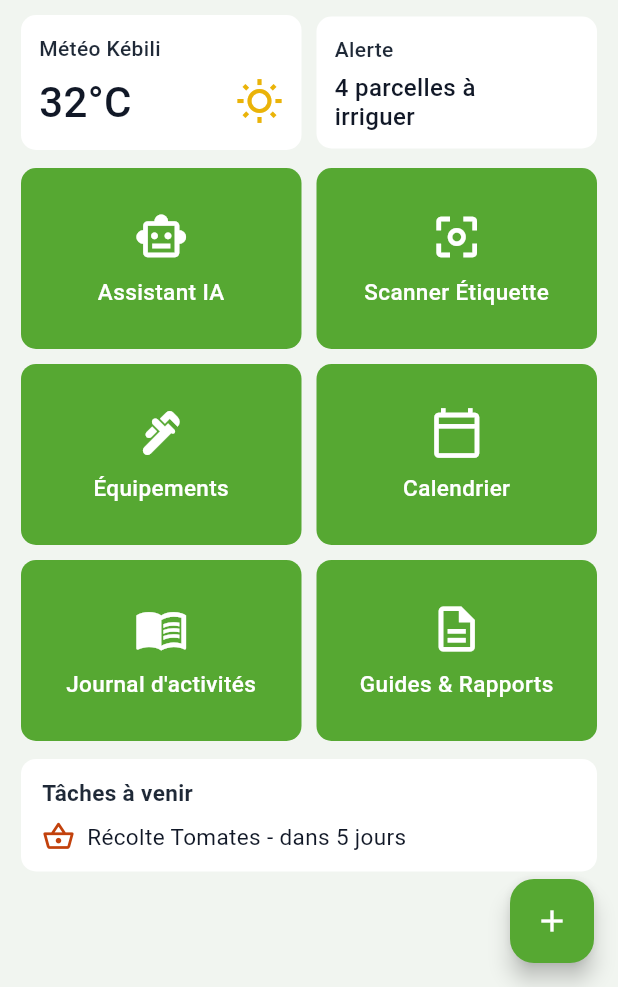
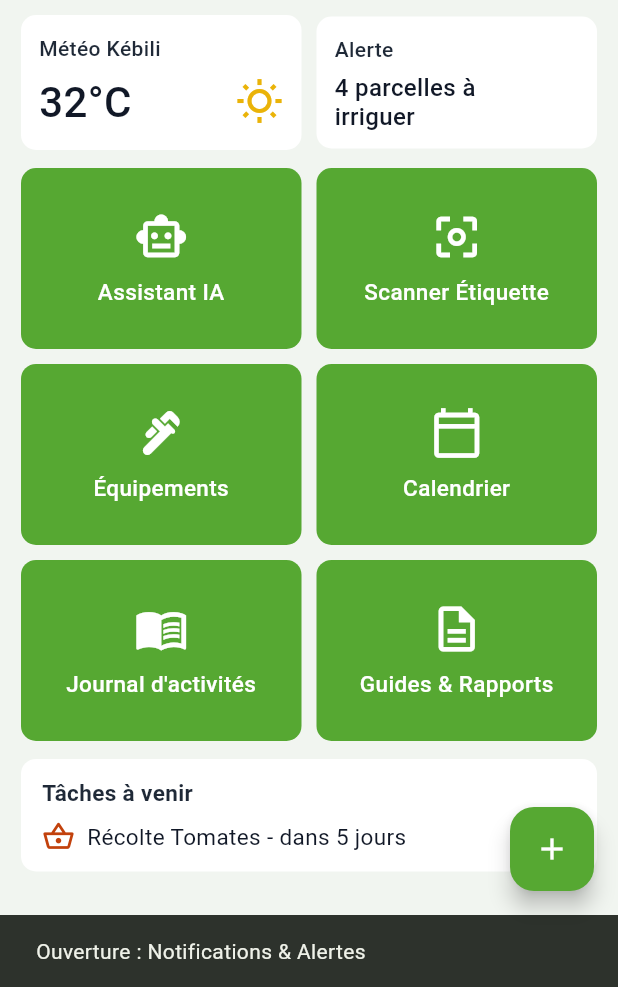
Before and after one commit to sajedmab/agrismart_KE, a Flutter app: the AccueilPage screen opened directly, after a tap on the "mail outline" icon, on a phone screen of 412 x 824 dp, the part 249-1236 px from its top. Run offline on Flutter 3.47's test engine with Material 3 defaults, Android fonts, the phone set to English and light mode, and no system bars; our stand-ins replace firebase_auth, firebase_core; accounts and stored records are empty; network calls fail.

Commit message:
Update agrismart project

```diff
--- a/lib/screens/accueil_page.dart
+++ b/lib/screens/accueil_page.dart
@@ -5,7 +5,16 @@ import 'package:agrismart/screens/zone_form_page.dart';
 import 'package:agrismart/screens/zone_detail_page.dart';
 
 class AccueilPage extends StatefulWidget {
-  const AccueilPage({super.key});
+  final VoidCallback? onAllerZones;
+  final VoidCallback? onAllerStatistiques;
+  final VoidCallback? onAllerProfil;
+
+  const AccueilPage({
+    super.key,
+    this.onAllerZones,
+    this.onAllerStatistiques,
+    this.onAllerProfil,
+  });
 
   @override
   State<AccueilPage> createState() => AccueilPageState();
@@ -94,8 +103,8 @@ class AccueilPageState extends State<AccueilPage> {
               Row(
                 mainAxisAlignment: MainAxisAlignment.spaceBetween,
                 children: [
-                  Row(
-                    children: const [
+                  const Row(
+                    children: [
                       Icon(Icons.eco, color: Color(0xFF4CAF50), size: 32),
                       SizedBox(width: 6),
                       Text(
@@ -117,7 +126,7 @@ class AccueilPageState extends State<AccueilPage> {
                           size: 24,
                         ),
                         onPressed: () {
-                          // TODO: ouvrir notifications / alertes
+                          _afficherMessage('Notifications & Alertes');
                         },
                       ),
                       IconButton(
@@ -126,9 +135,10 @@ class AccueilPageState extends State<AccueilPage> {
                           color: Color(0xFFE88D2A),
                           size: 26,
                         ),
-                        onPressed: () {
-                          // TODO: ouvrir profil
-                        },
+                        onPressed: widget.onAllerProfil ??
+                                () {
+                              _afficherMessage('Profil');
+                            },
                       ),
                     ],
                   ),
@@ -146,9 +156,9 @@ class AccueilPageState extends State<AccueilPage> {
                 ),
                 child: Column(
                   children: [
-                    Row(
+                    const Row(
                       mainAxisAlignment: MainAxisAlignment.spaceBetween,
-                      children: const [
+                      children: [
                         Text(
                           "Aujourd'hui",
                           style: TextStyle(
@@ -198,10 +208,10 @@ class AccueilPageState extends State<AccueilPage> {
                         color: Colors.white,
                         borderRadius: BorderRadius.circular(10),
                       ),
-                      child: Column(
+                      child: const Column(
                         crossAxisAlignment: CrossAxisAlignment.start,
                         children: [
-                          const Text(
+                          Text(
                             'Météo Kébili',
                             style: TextStyle(
                               fontSize: 14,
@@ -209,10 +219,10 @@ class AccueilPageState extends State<AccueilPage> {
                               color: Color(0xFF1F2937),
                             ),
                           ),
-                          const SizedBox(height: 6),
+                          SizedBox(height: 6),
                           Row(
                             mainAxisAlignment: MainAxisAlignment.spaceBetween,
-                            children: const [
+                            children: [
                               Text(
                                 '32°C',
                                 style: TextStyle(
@@ -236,11 +246,12 @@ class AccueilPageState extends State<AccueilPage> {
                   Expanded(
                     child: InkWell(
                       borderRadius: BorderRadius.circular(10),
-                      onTap: () {
-                        if (_zones.isNotEmpty) {
-                          _ouvrirDetail(_zones.first);
-                        }
-                      },
+                      onTap: widget.onAllerZones ??
+                              () {
+                            if (_zones.isNotEmpty) {
+                              _ouvrirDetail(_zones.first);
+                            }
+                          },
                       child: Container(
                         padding: const EdgeInsets.all(12),
                         decoration: BoxDecoration(
@@ -316,7 +327,8 @@ class AccueilPageState extends State<AccueilPage> {
                   _BoutonVert(
                     icon: Icons.description_outlined,
                     label: 'Guides & Rapports',
-                    onTap: () => _afficherMessage('Guides & Rapports'),
+                    onTap: widget.onAllerStatistiques ??
+                            () => _afficherMessage('Guides & Rapports'),
                   ),
                 ],
               ),
@@ -330,10 +342,10 @@ class AccueilPageState extends State<AccueilPage> {
                   color: Colors.white,
                   borderRadius: BorderRadius.circular(10),
                 ),
-                child: Column(
+                child: const Column(
                   crossAxisAlignment: CrossAxisAlignment.start,
                   children: [
-                    const Text(
+                    Text(
                       'Tâches à venir',
                       style: TextStyle(
                         fontSize: 15,
@@ -341,9 +353,9 @@ class AccueilPageState extends State<AccueilPage> {
                         color: Color(0xFF1F2937),
                       ),
                     ),
-                    const SizedBox(height: 8),
+                    SizedBox(height: 8),
                     Row(
-                      children: const [
+                      children: [
                         Icon(
                           Icons.shopping_basket_outlined,
                           color: Color(0xFFC2410C),
```
Also changed, not shown: lib/screens/app_shell.dart (+22 -10 lines).
